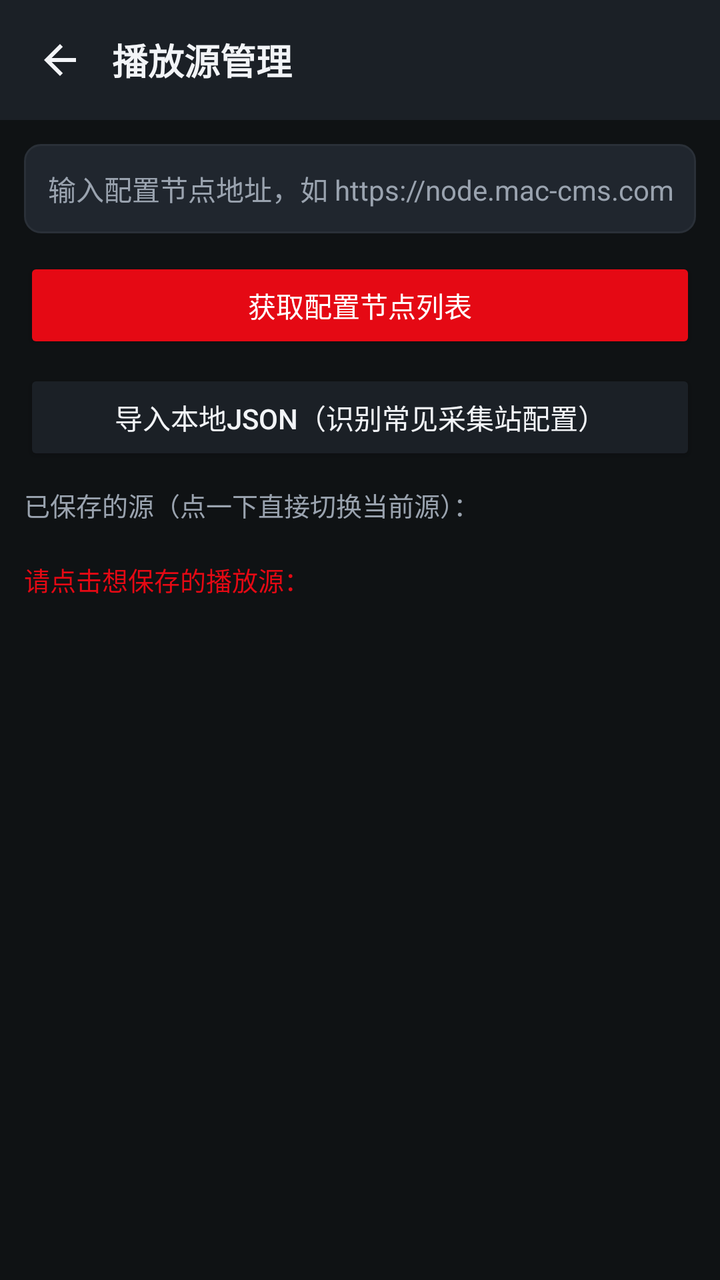
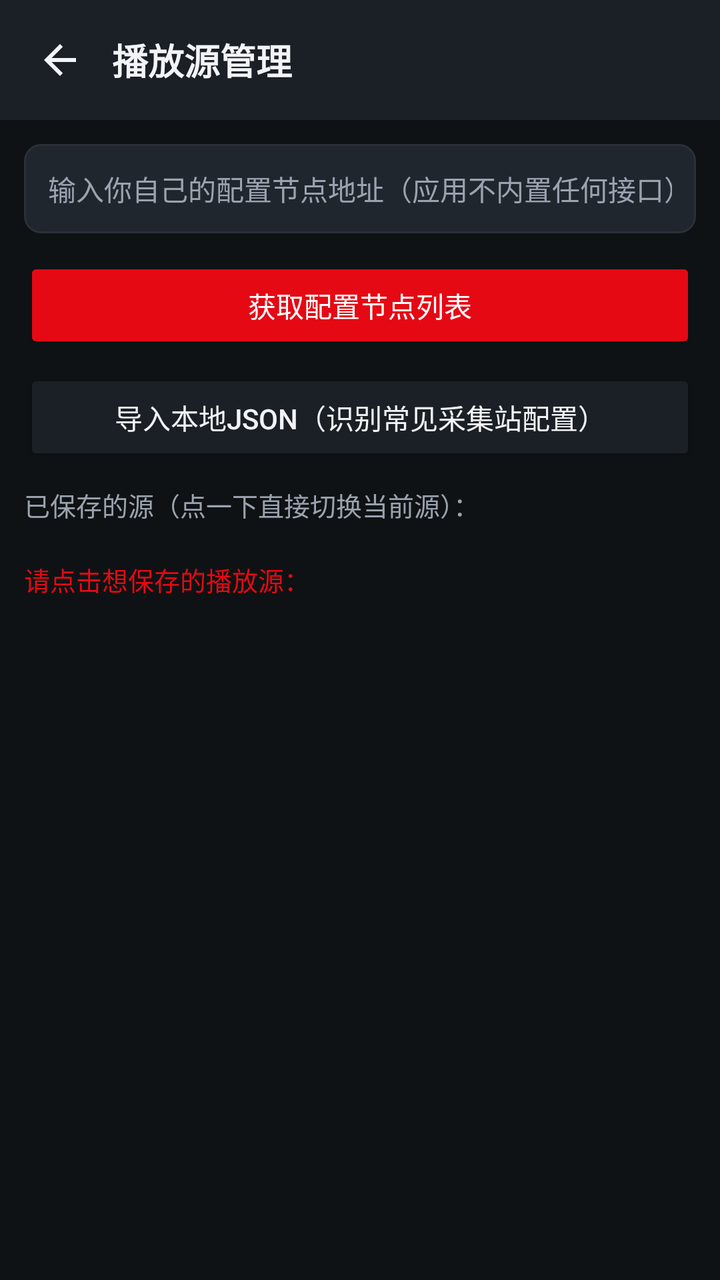

Compare the two renders of this Android layout. The source of the first and the diff that turns it into the second are given below.
<!-- AndroidManifest.xml: application theme Theme.VideoBox -->
<!-- res/layout/activity_source_manager.xml -->
<?xml version="1.0" encoding="utf-8"?>
<LinearLayout xmlns:android="http://schemas.android.com/apk/res/android"
    android:layout_width="match_parent"
    android:layout_height="match_parent"
    android:orientation="vertical"
    android:background="@color/bg_dark">

    <LinearLayout
        android:layout_width="match_parent"
        android:layout_height="wrap_content"
        android:gravity="center_vertical"
        android:padding="12dp"
        android:background="@color/bg_panel">

        <ImageView
            android:id="@+id/btn_back"
            android:layout_width="wrap_content"
            android:layout_height="wrap_content"
            android:src="@drawable/ic_back"
            android:tint="@color/text_primary"
            android:padding="6dp" />

        <TextView
            android:layout_width="wrap_content"
            android:layout_height="wrap_content"
            android:layout_marginStart="8dp"
            android:text="播放源管理"
            android:textColor="@color/text_primary"
            android:textSize="18sp"
            android:textStyle="bold" />
    </LinearLayout>

    <EditText
        android:id="@+id/et_config_url"
        android:layout_width="match_parent"
        android:layout_height="wrap_content"
        android:layout_margin="12dp"
        android:background="@drawable/bg_input"
        android:hint="输入配置节点地址，如 https://node.mac-cms.com/"
        android:inputType="textUri"
        android:padding="12dp"
        android:textColor="@color/text_primary"
        android:textColorHint="@color/text_secondary"
        android:textSize="14sp" />

    <Button
        android:id="@+id/btn_fetch"
        android:layout_width="match_parent"
        android:layout_height="wrap_content"
        android:layout_marginHorizontal="12dp"
        android:backgroundTint="@color/accent"
        android:text="获取配置节点列表"
        android:textColor="#FFFFFF" />

    <Button
        android:id="@+id/btn_import_json"
        android:layout_width="match_parent"
        android:layout_height="wrap_content"
        android:layout_marginHorizontal="12dp"
        android:layout_marginTop="8dp"
        android:backgroundTint="@color/bg_panel"
        android:text="导入本地JSON（识别常见采集站配置）"
        android:textColor="@color/text_primary" />

    <TextView
        android:layout_width="wrap_content"
        android:layout_height="wrap_content"
        android:layout_marginHorizontal="12dp"
        android:layout_marginTop="10dp"
        android:text="已保存的源（点一下直接切换当前源）："
        android:textColor="@color/text_secondary"
        android:textSize="13sp" />

    <HorizontalScrollView
        android:layout_width="match_parent"
        android:layout_height="wrap_content"
        android:paddingHorizontal="12dp"
        android:scrollbars="none">

        <LinearLayout
            android:id="@+id/saved_sources_row"
            android:layout_width="wrap_content"
            android:layout_height="wrap_content"
            android:orientation="horizontal"
            android:paddingTop="6dp" />
    </HorizontalScrollView>

    <TextView
        android:id="@+id/tv_status"
        android:layout_width="wrap_content"
        android:layout_height="wrap_content"
        android:layout_margin="12dp"
        android:textColor="@color/accent"
        android:textSize="13sp"
        android:text="请点击想保存的播放源：" />

    <androidx.recyclerview.widget.RecyclerView
        android:id="@+id/rv_sources"
        android:layout_width="match_parent"
        android:layout_height="0dp"
        android:layout_weight="1"
        android:paddingHorizontal="12dp"
        android:paddingBottom="12dp" />
</LinearLayout>
<!-- resources referenced by this layout -->
<resources>
  <color name="accent">#E50914</color>
  <color name="bg_dark">#0F1214</color>
  <color name="bg_panel">#1B2026</color>
  <color name="text_primary">#F2F4F7</color>
  <color name="text_secondary">#9AA3AF</color>
  <!-- drawable bg_input (drawable) -->
  <?xml version="1.0" encoding="utf-8"?>
  <shape xmlns:android="http://schemas.android.com/apk/res/android"
      android:shape="rectangle">
      <corners android:radius="8dp" />
      <solid android:color="@color/bg_card" />
      <stroke android:width="1dp" android:color="@color/divider" />
  </shape>
  <!-- drawable ic_back (drawable) -->
  <?xml version="1.0" encoding="utf-8"?>
  <vector xmlns:android="http://schemas.android.com/apk/res/android"
      android:width="24dp"
      android:height="24dp"
      android:viewportWidth="24"
      android:viewportHeight="24">
      <path
          android:fillColor="#FF000000"
          android:pathData="M20,11H7.83l5.59,-5.59L12,4l-8,8 8,8 1.41,-1.41L7.83,13H20v-2z" />
  </vector>
  <style name="Theme.VideoBox" parent="Theme.MaterialComponents.NoActionBar">
          <item name="colorPrimary">@color/accent</item>
          <item name="colorPrimaryVariant">@color/bg_panel</item>
          <item name="colorOnPrimary">@color/white</item>
          <item name="colorSecondary">@color/accent_green</item>
          <item name="android:colorBackground">@color/bg_dark</item>
          <item name="android:statusBarColor">@color/bg_dark</item>
          <item name="android:windowBackground">@color/bg_dark</item>
          <item name="android:navigationBarColor">@color/bg_dark</item>
          <item name="android:textColorPrimary">@color/text_primary</item>
          <item name="android:textColorSecondary">@color/text_secondary</item>
      </style>
  <color name="bg_card">#20262E</color>
  <color name="divider">#2A3038</color>
  <color name="white">#FFFFFF</color>
  <color name="accent_green">#10B981</color>
</resources>

<!-- the commit's change to res/layout/activity_source_manager.xml (unified diff, before → after) -->
@@ -36,7 +36,7 @@
         android:layout_height="wrap_content"
         android:layout_margin="12dp"
         android:background="@drawable/bg_input"
-        android:hint="输入配置节点地址，如 https://node.mac-cms.com/"
+        android:hint="输入你自己的配置节点地址（应用不内置任何接口）"
         android:inputType="textUri"
         android:padding="12dp"
         android:textColor="@color/text_primary"
